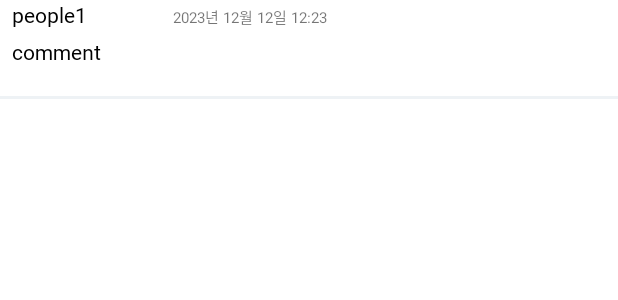
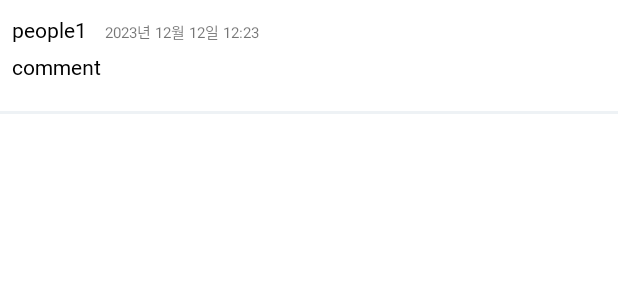
Before and after one commit to baegyeong/gikhub, an Android app: the layout item_comment.xml on its own in the app's theme, with its tools: preview values and no code run, on a phone screen of 412 x 824 dp. Shown: the top 300 px of the screen. Run offline under Robolectric (Android 15) with nearby library versions, the phone set to English and light mode, and no system bars.

Commit message:
feat: 게시판 댓글 등록 기능 구현

```diff
--- /dev/null
+++ b/Gikhub/app/src/main/java/com/example/gikhub/CommentData.kt
@@ -0,0 +1,3 @@
+package com.example.gikhub
+
+data class CommentData(val name:String, val comment:String, val date:String)
--- a/Gikhub/app/src/main/res/drawable/input_info_button.xml
+++ b/Gikhub/app/src/main/res/drawable/input_info_button.xml
@@ -1,5 +1,6 @@
 <?xml version="1.0" encoding="utf-8"?>
 <shape xmlns:android="http://schemas.android.com/apk/res/android">
+    <solid android:color="@color/white"/>
     <stroke
         android:width="1dp"
         android:color="@color/blue"/>
--- a/Gikhub/app/src/main/res/layout/item_comment.xml
+++ b/Gikhub/app/src/main/res/layout/item_comment.xml
@@ -1,7 +1,8 @@
 <?xml version="1.0" encoding="utf-8"?>
 <LinearLayout xmlns:android="http://schemas.android.com/apk/res/android"
     android:layout_width="match_parent"
-    android:layout_height="match_parent"
+        android:layout_marginTop="10dp"
+    android:layout_height="wrap_content"
     android:orientation="vertical">
 
     <LinearLayout
@@ -10,28 +11,30 @@
         android:layout_gravity="center"
         android:orientation="horizontal">
         <TextView
-            android:id="@+id/title"
-            android:layout_width="match_parent"
+            android:id="@+id/name"
+            android:layout_width="wrap_content"
             android:layout_height="wrap_content"
-            android:layout_weight="3"
             android:maxLines="1"
             android:ellipsize="end"
             android:textColor="@color/black"
             android:fontFamily="@font/pretendardmedium"
             android:paddingLeft="8dp"
-            android:text="people1"
-            android:textSize="14sp" />
+                android:text="people1"
+                android:textSize="14sp" />
+
+
 
         <TextView
             android:id="@+id/date"
-            android:layout_width="match_parent"
+            android:layout_width="wrap_content"
             android:layout_height="match_parent"
-            android:layout_weight="1"
             android:textSize="10sp"
             android:gravity="left"
             android:paddingTop="3dp"
-            android:layout_marginLeft="12sp"
-            android:text="2023년 12월 12일 12:23" />
+
+                android:text="2023년 12월 12일 12:23"
+            android:layout_marginLeft="12dp"/>
+
     </LinearLayout>
     <TextView
         android:id="@+id/comment"
@@ -43,9 +46,11 @@
         android:maxLines="2"
         android:ellipsize="end"
         android:layout_marginTop="5dp"
-        android:text="comment"
-        android:textSize="14sp"
-        android:layout_marginBottom="20dp"/>
+            android:textSize="14sp"
+            android:text="comment"
+            android:layout_marginBottom="20dp"/>
+
+
     <LinearLayout
         android:layout_width="match_parent"
         android:layout_height="2dp"
```
Also changed, not shown: Gikhub/app/src/main/java/com/example/gikhub/CommentAdapter.kt (added, +31 -0 lines), Gikhub/app/src/main/java/com/example/gikhub/TalkViewFragment.kt (+44 -6 lines), Gikhub/app/src/main/res/layout/fragment_talk_view.xml (+21 -5 lines).
